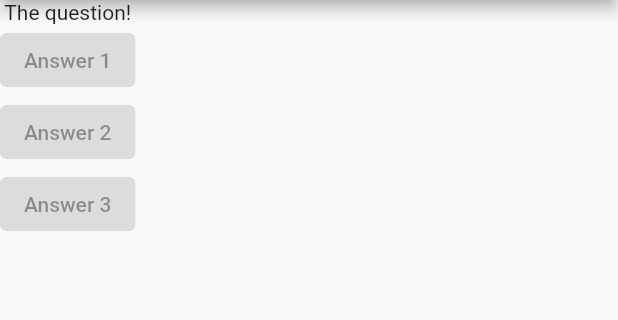
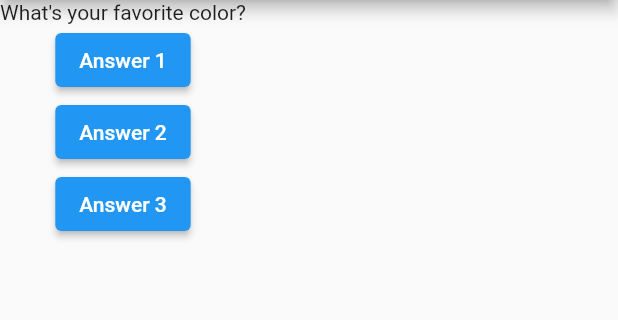
Before and after one commit to Tngtater9/first_app, a Flutter app: the screen it shows after launch, on a phone screen of 412 x 824 dp, the part 84-404 px from its top. Run offline on Flutter 3.47's test engine with Material 2 defaults, Android fonts, the phone set to English and light mode, and no system bars.

```diff
--- a/lib/main.dart
+++ b/lib/main.dart
@@ -5,7 +5,25 @@ import 'package:flutter/material.dart';
 // }
 void main() => runApp(MyApp());
 
-class MyApp extends StatelessWidget {
+class MyApp extends StatefulWidget {
+  @override
+  State<StatefulWidget> createState() {
+    // TODO: implement createState
+    return MyAppState();
+  }
+}
+
+class MyAppState extends State<MyApp> {
+  var questionIndex = 0;
+
+  void answerQuestion() {
+    setState(() {
+      questionIndex = questionIndex + 1;
+    });
+
+    print(questionIndex);
+  }
+
   @override
   Widget build(BuildContext context) {
     var questions = [
@@ -15,21 +33,21 @@ class MyApp extends StatelessWidget {
 
     return MaterialApp(
       home: Scaffold(
-        appBar: AppBar(title: Text('My First App')),
+        appBar: AppBar(title: const Text('My First App')),
         body: Column(
-          children: const [
-            Text('The question!'),
+          children: [
+            Text(questions[questionIndex]),
             ElevatedButton(
-              onPressed: null,
-              child: Text('Answer 1'),
+              onPressed: answerQuestion,
+              child: const Text('Answer 1'),
             ),
             ElevatedButton(
-              onPressed: null,
-              child: Text('Answer 2'),
+              onPressed: answerQuestion,
+              child: const Text('Answer 2'),
             ),
             ElevatedButton(
-              onPressed: null,
-              child: Text('Answer 3'),
+              onPressed: answerQuestion,
+              child: const Text('Answer 3'),
             ),
           ],
         ),
```
